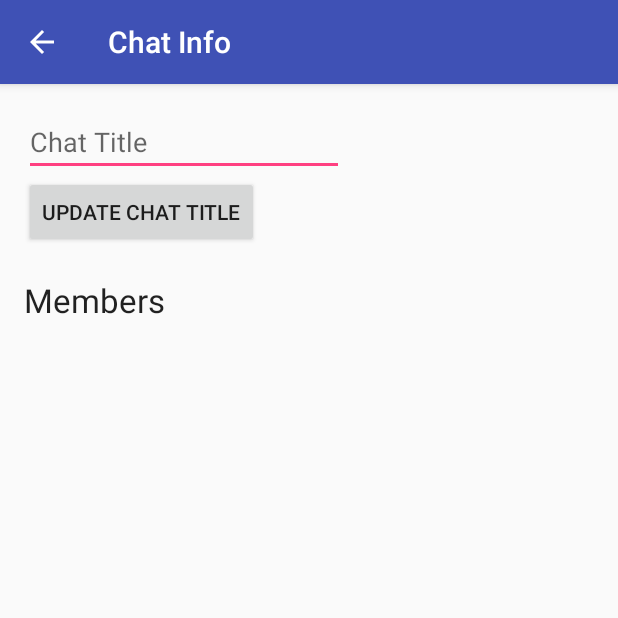
After one commit to feberhard/LLAMA, an Android app: the ChatInfoActivity screen opened directly, with no data from a screen before it, on a phone screen of 412 x 824 dp, the top half of it. The commit adds this screen. Run offline under Robolectric (Android 15) with nearby library versions, the phone set to English and light mode, and no system bars; our stand-ins replace Firebase (no records; nobody signed in at launch, a user with empty details on screens opened directly); libraries missing offline, so code that uses them is left out: com.firebase.ui, org.jdeferred; 2 statements that could not run were skipped.

Commit message:
View Chat Info Create new Chat logic

```diff
--- a/client/src/LLAMA/app/src/main/java/org/llama/llama/chat/ChatAdapter.java
+++ b/client/src/LLAMA/app/src/main/java/org/llama/llama/chat/ChatAdapter.java
@@ -21,7 +21,7 @@ import java.util.List;
 public class ChatAdapter extends RecyclerView.Adapter<BaseViewHolder<Message, IUserService>> {
     private static final String TAG = ChatAdapter.class.getSimpleName();
 
-    private LayoutInflater inflater = null;
+    //    private LayoutInflater inflater = null;
     //    private List<Message> messages;
     private FirebaseArray mSnapshots;
     private final String userId;
--- a/client/src/LLAMA/app/src/main/java/org/llama/llama/chat/MessageViewHolder.java
+++ b/client/src/LLAMA/app/src/main/java/org/llama/llama/chat/MessageViewHolder.java
@@ -80,6 +80,6 @@ public class MessageViewHolder extends BaseViewHolder<Message, IUserService> {
             }
         });
 
-        txtTimestamp.setText(msg.getTimestamp() + "");
+        txtTimestamp.setText(msg.getTimeString());
     }
 }
--- /dev/null
+++ b/client/src/LLAMA/app/src/main/java/org/llama/llama/chat/chatinfo/ChatInfoActivity.java
@@ -0,0 +1,153 @@
+package org.llama.llama.chat.chatinfo;
+
+import android.support.v4.app.NavUtils;
+import android.support.v4.util.Pair;
+import android.support.v7.app.ActionBar;
+import android.support.v7.app.AppCompatActivity;
+import android.os.Bundle;
+import android.view.MenuItem;
+import android.view.View;
+import android.widget.ArrayAdapter;
+import android.widget.BaseAdapter;
+import android.widget.EditText;
+import android.widget.ImageView;
+import android.widget.ListView;
+import android.widget.TextView;
+
+import com.firebase.ui.database.FirebaseListAdapter;
+import com.google.firebase.database.DataSnapshot;
+import com.google.firebase.database.DatabaseReference;
+import com.google.firebase.database.FirebaseDatabase;
+
+import org.jdeferred.DoneCallback;
+import org.llama.llama.MyApp;
+import org.llama.llama.R;
+import org.llama.llama.model.User;
+import org.llama.llama.services.IUserService;
+
+import java.text.DateFormat;
+import java.text.SimpleDateFormat;
+import java.util.Date;
+
+import javax.inject.Inject;
+
+public class ChatInfoActivity extends AppCompatActivity implements View.OnClickListener {
+    private String chatId;
+    private String chatTitle;
+    private ActionBar actionBar;
+
+    @Inject
+    IUserService userService;
+
+    @Override
+    protected void onCreate(Bundle savedInstanceState) {
+        super.onCreate(savedInstanceState);
+        setContentView(R.layout.activity_chat_info);
+        ((MyApp) getApplication()).getServiceComponent().inject(this);
+
+
+        actionBar = getSupportActionBar();
+        actionBar.setDisplayHomeAsUpEnabled(true);
+
+        Bundle b = getIntent().getExtras();
+        chatId = null;
+        if (b != null) {
+            chatId = b.getString("chatId");
+            chatTitle = b.getString("chatTitle");
+            actionBar.setTitle(chatTitle);
+        }
+
+        FirebaseDatabase db = FirebaseDatabase.getInstance();
+        DatabaseReference ref = db.getReference()
+                .child("members")
+                .child(chatId);
+
+        BaseAdapter adapter = new FirebaseListAdapter<Object>(this, Object.class, android.R.layout.activity_list_item, ref) {
+            @Override
+            protected void populateView(final View view, Object omodel, int position) {
+                Pair<String, Long> model = (Pair<String, Long>) omodel;
+
+                userService.getUserInfo(model.first).done(new DoneCallback() {
+                    @Override
+                    public void onDone(Object result) {
+                        User user = (User) result;
+                        ((TextView) view.findViewById(android.R.id.text1)).setText(user.getName());
+                        ((ImageView) view.findViewById(android.R.id.icon)).setImageResource(R.mipmap.ic_launcher);
+                    }
+                });
+            }
+
+            protected Pair<String, Long> parseSnapshot(DataSnapshot snapshot) {
+                return new Pair<>(snapshot.getKey(), snapshot.getValue(Long.class));
+            }
+        };
+//        BaseAdapter adapter = new FirebaseListAdapter<Object>(this, Object.class, android.R.layout.two_line_list_item, ref) {
+//            @Override
+//            protected void populateView(final View view, Object omodel, int position) {
+//                Pair<String, Long> model = (Pair<String, Long>) omodel;
+//
+//                userService.getUserInfo(model.first).done(new DoneCallback() {
+//                    @Override
+//                    public void onDone(Object result) {
+//                        User user = (User) result;
+//                        ((TextView) view.findViewById(android.R.id.text1)).setText(user.getName());
+//                    }
+//                });
+//
+//
+//                Date date = new Date(model.second);
+//
+//                SimpleDateFormat sdf = new SimpleDateFormat("H:mm");
+//                // TODO use current timezone
+//                //sdf.setTimeZone(TimeZone.getDefault());
+//                DateFormat dateFormat = android.text.format.DateFormat.getLongDateFormat(ChatInfoActivity.this);
+//                DateFormat timeFormat = android.text.format.DateFormat.getTimeFormat(ChatInfoActivity.this);
+//                char[] formatOrder = android.text.format.DateFormat.getDateFormatOrder(ChatInfoActivity.this);
+//                String dateString = dateFormat.format(date);
+//                String timeString = timeFormat.format(date);
+//                ((TextView) view.findViewById(android.R.id.text2)).setText(String.format("%s %s %s", getString(R.string.joined), dateString, timeString));
+//            }
+//
+//            protected Pair<String, Long> parseSnapshot(DataSnapshot snapshot) {
+//                return new Pair<>(snapshot.getKey(), snapshot.getValue(Long.class));
+//            }
+//        };
+
+        ListView chatMembers = (ListView) findViewById(R.id.lvChatMembers);
+        chatMembers.setAdapter(adapter);
+
+        EditText editTextChatTitle = (EditText)findViewById(R.id.txtChatTitle);
+
+        editTextChatTitle.setText(chatTitle);
+
+
+        findViewById(R.id.btnUpdateChatTitle).setOnClickListener(this);
+    }
+
+    @Override
+    public boolean onOptionsItemSelected(MenuItem item) {
+        switch (item.getItemId()) {
+            case android.R.id.home:
+                NavUtils.navigateUpFromSameTask(this);
+                return true;
+            default:
+                return super.onOptionsItemSelected(item);
+        }
+    }
+
+    @Override
+    public void onClick(View v) {
+        int i = v.getId();
+        if (i == R.id.btnUpdateChatTitle) {
+            String chatTitle = ((EditText)findViewById(R.id.txtChatTitle)).getText().toString();
+            FirebaseDatabase
+                    .getInstance()
+                    .getReference()
+                    .child("chats")
+                    .child(chatId)
+                    .child("title")
+                    .setValue(chatTitle);
+            actionBar.setTitle(chatTitle);
+        }
+    }
+}
--- a/client/src/LLAMA/app/src/main/java/org/llama/llama/services/IChatService.java
+++ b/client/src/LLAMA/app/src/main/java/org/llama/llama/services/IChatService.java
@@ -13,4 +13,6 @@ public interface IChatService {
     List<Chat> getAvailableChats();
 
     void getConversation(String chatId);
+
+    String createChat();
 }
--- a/client/src/LLAMA/app/src/main/java/org/llama/llama/services/ServiceComponent.java
+++ b/client/src/LLAMA/app/src/main/java/org/llama/llama/services/ServiceComponent.java
@@ -5,6 +5,7 @@ import org.llama.llama.MainActivity;
 import org.llama.llama.MyFirebaseInstanceIDService;
 import org.llama.llama.auth.SignInActivity;
 import org.llama.llama.chat.ChatActivity;
+import org.llama.llama.chat.chatinfo.ChatInfoActivity;
 
 import javax.inject.Singleton;
 
@@ -21,4 +22,5 @@ public interface ServiceComponent {
     void inject(MainActivity mainActivity);
     void inject(MyFirebaseInstanceIDService myFirebaseInstanceIDService);
     void inject(ChatActivity chatActivity);
+    void inject(ChatInfoActivity chatInfoActivity);
 }
--- a/client/src/LLAMA/app/src/main/res/layout/activity_chat.xml
+++ b/client/src/LLAMA/app/src/main/res/layout/activity_chat.xml
@@ -7,8 +7,8 @@
     android:paddingBottom="@dimen/activity_vertical_margin"
     android:paddingLeft="@dimen/activity_horizontal_margin"
     android:paddingRight="@dimen/activity_horizontal_margin"
-    android:paddingTop="@dimen/activity_vertical_margin"
     tools:context="org.llama.llama.chat.ChatActivity">
+<!--android:paddingTop="@dimen/activity_vertical_margin"-->
 
     <android.support.v7.widget.RecyclerView
         android:id="@+id/message_list_recycler"
--- /dev/null
+++ b/client/src/LLAMA/app/src/main/res/layout/activity_chat_info.xml
@@ -0,0 +1,44 @@
+<?xml version="1.0" encoding="utf-8"?>
+<RelativeLayout xmlns:android="http://schemas.android.com/apk/res/android"
+    xmlns:tools="http://schemas.android.com/tools"
+    android:id="@+id/activity_chat_info"
+    android:layout_width="match_parent"
+    android:layout_height="match_parent"
+    android:paddingBottom="@dimen/activity_vertical_margin"
+    android:paddingLeft="@dimen/activity_horizontal_margin"
+    android:paddingRight="@dimen/activity_horizontal_margin"
+    android:paddingTop="@dimen/activity_vertical_margin"
+    tools:context="org.llama.llama.chat.chatinfo.ChatInfoActivity">
+
+    <LinearLayout
+        android:layout_width="match_parent"
+        android:layout_height="wrap_content"
+        android:orientation="vertical">
+
+        <EditText
+            android:id="@+id/txtChatTitle"
+            android:layout_width="wrap_content"
+            android:layout_height="wrap_content"
+            android:ems="10"
+            android:hint="Chat Title"
+            android:inputType="text" />
+
+        <Button
+            android:id="@+id/btnUpdateChatTitle"
+            android:layout_width="wrap_content"
+            android:layout_height="wrap_content"
+            android:text="Update Chat Title" />
+
+        <TextView
+            android:layout_width="wrap_content"
+            android:layout_height="wrap_content"
+            android:layout_marginTop="20dp"
+            android:text="Members"
+            android:textAppearance="@style/TextAppearance.AppCompat.Large" />
+
+        <ListView
+            android:id="@+id/lvChatMembers"
+            android:layout_width="match_parent"
+            android:layout_height="match_parent" />
+    </LinearLayout>
+</RelativeLayout>
--- a/client/src/LLAMA/app/src/main/res/values/strings.xml
+++ b/client/src/LLAMA/app/src/main/res/values/strings.xml
@@ -35,4 +35,6 @@
     <string name="message_composer_hint">Message</string>
     <string name="message_composer_send">Send</string>
     <string name="original">Original</string>
+    <string name="members">members</string>
+    <string name="joined">joined</string>
 </resources>
```
Also changed, not shown: client/src/LLAMA/app/src/main/AndroidManifest.xml (+10 -1 lines), client/src/LLAMA/app/src/main/java/org/llama/llama/MainActivity.java (+4 -3 lines), client/src/LLAMA/app/src/main/java/org/llama/llama/chat/ChatActivity.java (+62 -3 lines), client/src/LLAMA/app/src/main/java/org/llama/llama/model/Message.java (+14 -1 lines), client/src/LLAMA/app/src/main/java/org/llama/llama/services/ChatService.java (+31 -1 lines), client/src/LLAMA/app/src/main/java/org/llama/llama/utils/ViewTools.java (added, +81 -0 lines).
